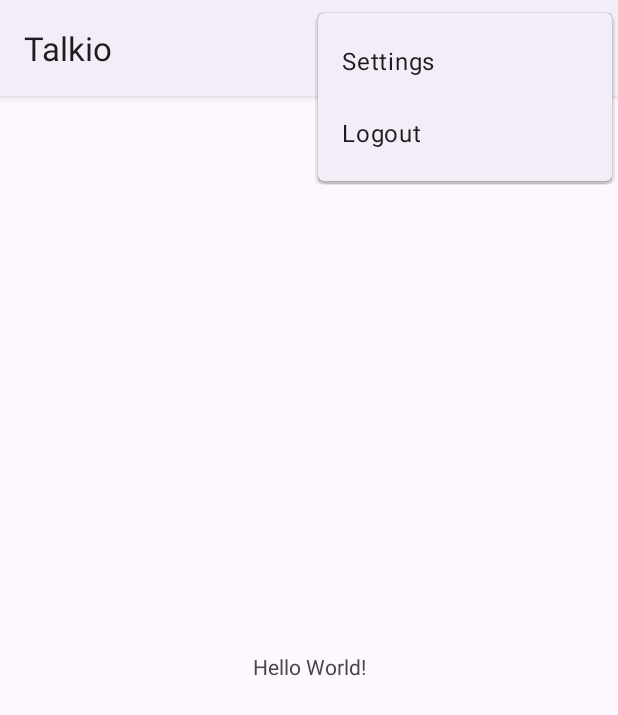
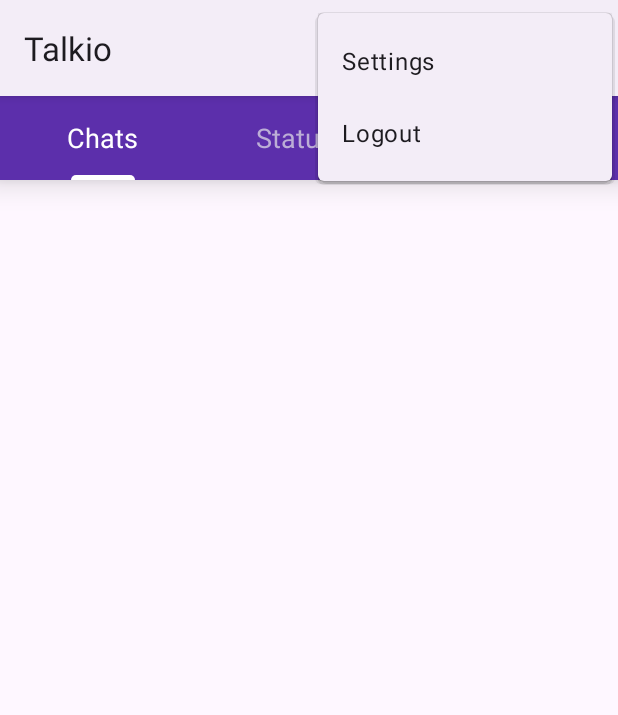
Before and after one commit to harshjoshi004/Talkio-ChattingApp, an Android app: the screen it shows after launch once a user with an empty profile is signed in (MainActivity), with the options menu open, on a phone screen of 412 x 824 dp. Shown: the top 715 px of the screen. Run offline under Robolectric (Android 15) with nearby library versions, the phone set to English and light mode, and no system bars; our stand-ins replace Firebase (no records; nobody signed in at launch, a user with empty details on screens opened directly), Picasso.

Commit message:
commit -1
chats fragment now visible with users loaded from database snapshots.
nothing happens when we touch on the users though..

```diff
--- a/app/build.gradle.kts
+++ b/app/build.gradle.kts
@@ -54,4 +54,9 @@ dependencies {
 
     // Also add the dependency for the Google Play services library and specify its version
     implementation("com.google.android.gms:play-services-auth:20.7.0")
+
+    //circle image view
+    implementation("de.hdodenhof:circleimageview:3.1.0")
+    //picasso
+    implementation("com.squareup.picasso:picasso:2.8")
 }
--- a/app/src/main/java/com/example/whattsapp/MainActivity.java
+++ b/app/src/main/java/com/example/whattsapp/MainActivity.java
@@ -12,6 +12,7 @@ import android.view.MenuInflater;
 import android.view.MenuItem;
 import android.widget.Toast;
 
+import com.example.whattsapp.adapters.FragmentAdapter;
 import com.example.whattsapp.databinding.ActivityMainBinding;
 import com.google.firebase.auth.FirebaseAuth;
 
@@ -24,6 +25,9 @@ public class MainActivity extends AppCompatActivity {
         binding = ActivityMainBinding.inflate(getLayoutInflater());
         setContentView(binding.getRoot());
         auth = FirebaseAuth.getInstance();
+
+        binding.viewPager.setAdapter(new FragmentAdapter(getSupportFragmentManager()));
+        binding.tabLayout.setupWithViewPager(binding.viewPager);
     }
 
     @Override
--- /dev/null
+++ b/app/src/main/java/com/example/whattsapp/adapters/FragmentAdapter.java
@@ -0,0 +1,48 @@
+package com.example.whattsapp.adapters;
+
+import androidx.annotation.NonNull;
+import androidx.annotation.Nullable;
+import androidx.fragment.app.Fragment;
+import androidx.fragment.app.FragmentManager;
+import androidx.fragment.app.FragmentPagerAdapter;
+import com.example.whattsapp.fragments.CallsFragment;
+import com.example.whattsapp.fragments.ChatsFragment;
+import com.example.whattsapp.fragments.StatusFragment;
+
+public class FragmentAdapter extends FragmentPagerAdapter {
+    public FragmentAdapter(@NonNull FragmentManager fm) {
+        super(fm);
+    }
+    public FragmentAdapter(@NonNull FragmentManager fm, int behavior) {
+        super(fm, behavior);
+    }
+    @NonNull
+    @Override
+    public Fragment getItem(int position) {
+        switch(position){
+            case 1:
+                return new StatusFragment();
+            case 2:
+                return new CallsFragment();
+            default:
+                return new ChatsFragment();
+        }
+    }
+    @Override
+    public int getCount() {
+        return 3;
+    }
+    @Nullable
+    @Override
+    public CharSequence getPageTitle(int position) {
+        String title = null;
+        if(position == 0){
+            title = "Chats";
+        } else if(position == 1){
+            title = "Statuses";
+        } else if(position == 2){
+            title = "Calls";
+        }
+        return title;
+    }
+}
--- /dev/null
+++ b/app/src/main/java/com/example/whattsapp/adapters/UsersAdapter.java
@@ -0,0 +1,60 @@
+package com.example.whattsapp.adapters;
+
+
+import android.content.Context;
+import android.view.LayoutInflater;
+import android.view.View;
+import android.view.ViewGroup;
+import android.widget.ImageView;
+import android.widget.TextView;
+import androidx.annotation.NonNull;
+import androidx.recyclerview.widget.RecyclerView;
+import com.example.whattsapp.R;
+import com.example.whattsapp.models.Users;
+import com.squareup.picasso.Picasso;
+
+import java.util.ArrayList;
+
+public class UsersAdapter extends RecyclerView.Adapter<UsersAdapter.ViewHolder>{
+    ArrayList<Users> list;
+    Context context;
+
+    public UsersAdapter(ArrayList<Users> list, Context context) {
+        this.list = list;
+        this.context = context;
+    }
+
+    @NonNull
+    @Override
+    public ViewHolder onCreateViewHolder(@NonNull ViewGroup parent, int viewType) {
+        View view = LayoutInflater.from(context).inflate(R.layout.sample_user_show,parent,false);
+
+        return new ViewHolder(view);
+    }
+
+    @Override
+    public void onBindViewHolder(@NonNull ViewHolder holder, int position) {
+        Users user = list.get(position);
+        Picasso.get().load(user.getProfilePic()).placeholder(R.drawable.pfp);
+        holder.userName.setText(user.getUserName());
+    }
+
+    @Override
+    public int getItemCount() {
+        return list.size();
+    }
+
+    public class ViewHolder extends RecyclerView.ViewHolder {
+        ImageView image;
+        TextView userName;
+        TextView lastMessage;
+        public ViewHolder(@NonNull View itemView) {
+            super(itemView);
+            image = itemView.findViewById(R.id.ivProfileImage);
+            userName = itemView.findViewById(R.id.tvUserName);
+            lastMessage = itemView.findViewById(R.id.tvLastMessage);
+
+
+        }
+    }
+}
--- /dev/null
+++ b/app/src/main/java/com/example/whattsapp/fragments/ChatsFragment.java
@@ -0,0 +1,65 @@
+package com.example.whattsapp.fragments;
+
+import android.os.Bundle;
+
+import androidx.annotation.NonNull;
+import androidx.fragment.app.Fragment;
+import androidx.recyclerview.widget.LinearLayoutManager;
+import androidx.recyclerview.widget.RecyclerView;
+
+import android.view.LayoutInflater;
+import android.view.View;
+import android.view.ViewGroup;
+
+import com.example.whattsapp.R;
+import com.example.whattsapp.adapters.UsersAdapter;
+import com.example.whattsapp.databinding.FragmentChatsBinding;
+import com.example.whattsapp.models.Users;
+import com.google.firebase.database.DataSnapshot;
+import com.google.firebase.database.DatabaseError;
+import com.google.firebase.database.FirebaseDatabase;
+import com.google.firebase.database.ValueEventListener;
+
+import java.util.ArrayList;
+
+public class ChatsFragment extends Fragment {
+    public ChatsFragment() {
+        // Required empty public constructor
+    }
+    FragmentChatsBinding binding;
+    ArrayList<Users> list = new ArrayList<>();
+    FirebaseDatabase database;
+    @Override
+    public View onCreateView(LayoutInflater inflater, ViewGroup container,
+                             Bundle savedInstanceState) {
+        // Inflate the layout for this fragment
+        binding = FragmentChatsBinding.inflate(inflater, container, false);
+        database = FirebaseDatabase.getInstance();
+
+        //MyCode :=
+        UsersAdapter adapter = new UsersAdapter(list,getContext());
+        binding.chatRecyclerView.setAdapter(adapter);
+
+        LinearLayoutManager layoutManager = new LinearLayoutManager(getContext());
+        binding.chatRecyclerView.setLayoutManager(layoutManager);
+
+        database.getReference().child("Users").addValueEventListener(new ValueEventListener() {
+            @Override
+            public void onDataChange(@NonNull DataSnapshot snapshot) {
+                list.clear();
+                for(DataSnapshot dataSnapshot : snapshot.getChildren()){
+                    Users user = dataSnapshot.getValue(Users.class);
+                    user.getUserId(dataSnapshot.getKey());
+                    list.add(user);
+                }
+                adapter.notifyDataSetChanged();
+            }
+            @Override
+            public void onCancelled(@NonNull DatabaseError error) {
+
+            }
+        });
+
+        return binding.getRoot();
+    }
+}
--- /dev/null
+++ b/app/src/main/java/com/example/whattsapp/fragments/StatusFragment.java
@@ -0,0 +1,66 @@
+package com.example.whattsapp.fragments;
+
+import android.os.Bundle;
+
+import androidx.fragment.app.Fragment;
+
+import android.view.LayoutInflater;
+import android.view.View;
+import android.view.ViewGroup;
+
+import com.example.whattsapp.R;
+
+/**
+ * A simple {@link Fragment} subclass.
+ * Use the {@link StatusFragment#newInstance} factory method to
+ * create an instance of this fragment.
+ */
+public class StatusFragment extends Fragment {
+
+    // TODO: Rename parameter arguments, choose names that match
+    // the fragment initialization parameters, e.g. ARG_ITEM_NUMBER
+    private static final String ARG_PARAM1 = "param1";
+    private static final String ARG_PARAM2 = "param2";
+
+    // TODO: Rename and change types of parameters
+    private String mParam1;
+    private String mParam2;
+
+    public StatusFragment() {
+        // Required empty public constructor
+    }
+
+    /**
+     * Use this factory method to create a new instance of
+     * this fragment using the provided parameters.
+     *
+     * @param param1 Parameter 1.
+     * @param param2 Parameter 2.
+     * @return A new instance of fragment StatusFragment.
+     */
+    // TODO: Rename and change types and number of parameters
+    public static StatusFragment newInstance(String param1, String param2) {
+        StatusFragment fragment = new StatusFragment();
+        Bundle args = new Bundle();
+        args.putString(ARG_PARAM1, param1);
+        args.putString(ARG_PARAM2, param2);
+        fragment.setArguments(args);
+        return fragment;
+    }
+
+    @Override
+    public void onCreate(Bundle savedInstanceState) {
+        super.onCreate(savedInstanceState);
+        if (getArguments() != null) {
+            mParam1 = getArguments().getString(ARG_PARAM1);
+            mParam2 = getArguments().getString(ARG_PARAM2);
+        }
+    }
+
+    @Override
+    public View onCreateView(LayoutInflater inflater, ViewGroup container,
+                             Bundle savedInstanceState) {
+        // Inflate the layout for this fragment
+        return inflater.inflate(R.layout.fragment_status, container, false);
+    }
+}
--- a/app/src/main/java/com/example/whattsapp/models/Users.java
+++ b/app/src/main/java/com/example/whattsapp/models/Users.java
@@ -34,7 +34,7 @@ public class Users {
         this.userName = userName;
     }
 
-    public String getUserId() {
+    public String getUserId(String key) {
         return userId;
     }
 
--- a/app/src/main/res/layout/activity_main.xml
+++ b/app/src/main/res/layout/activity_main.xml
@@ -1,18 +1,29 @@
 <?xml version="1.0" encoding="utf-8"?>
-<androidx.constraintlayout.widget.ConstraintLayout xmlns:android="http://schemas.android.com/apk/res/android"
+<LinearLayout xmlns:android="http://schemas.android.com/apk/res/android"
     xmlns:app="http://schemas.android.com/apk/res-auto"
     xmlns:tools="http://schemas.android.com/tools"
     android:layout_width="match_parent"
     android:layout_height="match_parent"
-    tools:context=".MainActivity">
+    tools:context=".MainActivity"
+    android:orientation="vertical">
 
-    <TextView
-        android:layout_width="wrap_content"
-        android:layout_height="wrap_content"
-        android:text="Hello World!"
-        app:layout_constraintBottom_toBottomOf="parent"
-        app:layout_constraintEnd_toEndOf="parent"
-        app:layout_constraintStart_toStartOf="parent"
-        app:layout_constraintTop_toTopOf="parent" />
+    <com.google.android.material.tabs.TabLayout
+        android:id="@+id/tabLayout"
+        android:layout_width="match_parent"
+        app:tabMode="fixed"
+        android:layout_height="56dp"
+        app:tabGravity="fill"
+        android:elevation="12dp"
+        android:backgroundTint="#5C2FAB"
+        app:tabIndicatorColor="@color/white"
+        app:tabSelectedTextColor="@color/white"
+        app:tabTextAppearance="@style/TextAppearance.AppCompat.Medium"
+        app:tabTextColor="#BCAED6">
 
-</androidx.constraintlayout.widget.ConstraintLayout>
+    </com.google.android.material.tabs.TabLayout>
+
+    <androidx.viewpager.widget.ViewPager
+        android:id="@+id/viewPager"
+        android:layout_width="match_parent"
+        android:layout_height="match_parent" />
+</LinearLayout>
--- /dev/null
+++ b/app/src/main/res/layout/fragment_chats.xml
@@ -0,0 +1,13 @@
+<?xml version="1.0" encoding="utf-8"?>
+<LinearLayout xmlns:android="http://schemas.android.com/apk/res/android"
+    xmlns:tools="http://schemas.android.com/tools"
+    android:layout_width="match_parent"
+    android:layout_height="match_parent"
+    tools:context=".fragments.ChatsFragment">
+
+    <androidx.recyclerview.widget.RecyclerView
+        android:id="@+id/chatRecyclerView"
+        android:layout_width="match_parent"
+        android:layout_height="match_parent" />
+
+</LinearLayout>
--- a/app/src/main/res/values/strings.xml
+++ b/app/src/main/res/values/strings.xml
@@ -1,3 +1,5 @@
 <resources>
     <string name="app_name">Talkio</string>
+    <!-- TODO: Remove or change this placeholder text -->
+    <string name="hello_blank_fragment">Hello blank fragment</string>
 </resources>
```
Also changed, not shown: app/src/main/java/com/example/whattsapp/SignInActivity.java (+19 -6 lines), app/src/main/java/com/example/whattsapp/SignUpActivity.java (+13 -6 lines), app/src/main/java/com/example/whattsapp/fragments/CallsFragment.java (added, +66 -0 lines), app/src/main/res/layout/activity_sign_in.xml (+1 -34 lines), app/src/main/res/layout/activity_sign_up.xml (+1 -35 lines), app/src/main/res/layout/fragment_calls.xml (added, +14 -0 lines), app/src/main/res/layout/fragment_status.xml (added, +14 -0 lines), app/src/main/res/layout/sample_user_show.xml (added, +41 -0 lines), app/src/main/res/drawable/pfp.jpg (added).
